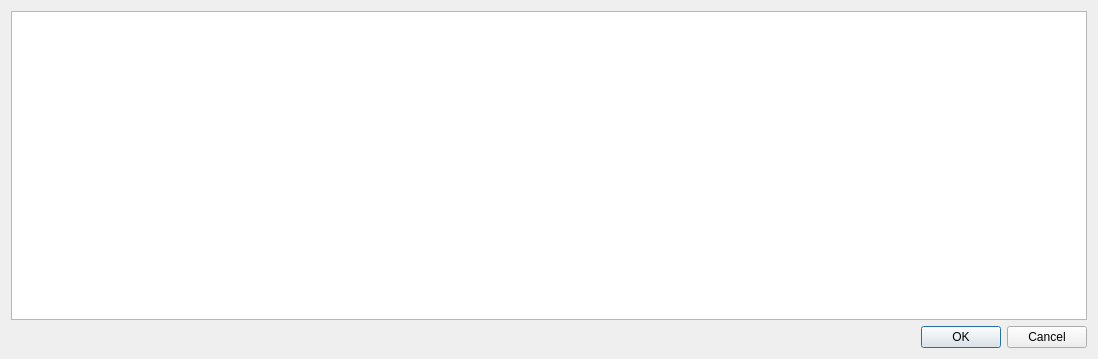
First picture: the form in forms/dlgperegoninfo.ui, repository eugene-pa/armdncqt, before the edit.
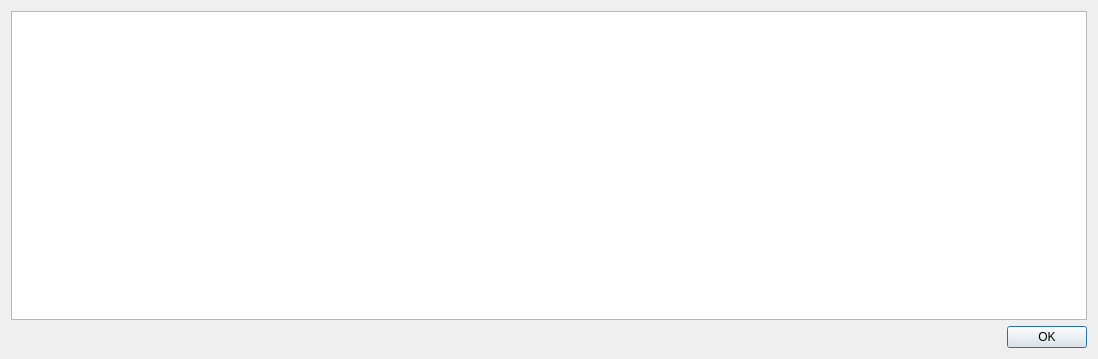
Second picture: the form after the edit.

The edit to the form file:
```diff
--- a/forms/dlgperegoninfo.ui
+++ b/forms/dlgperegoninfo.ui
@@ -23,7 +23,7 @@
       <enum>Qt::Horizontal</enum>
      </property>
      <property name="standardButtons">
-      <set>QDialogButtonBox::Cancel|QDialogButtonBox::Ok</set>
+      <set>QDialogButtonBox::Ok</set>
      </property>
     </widget>
    </item>
```
